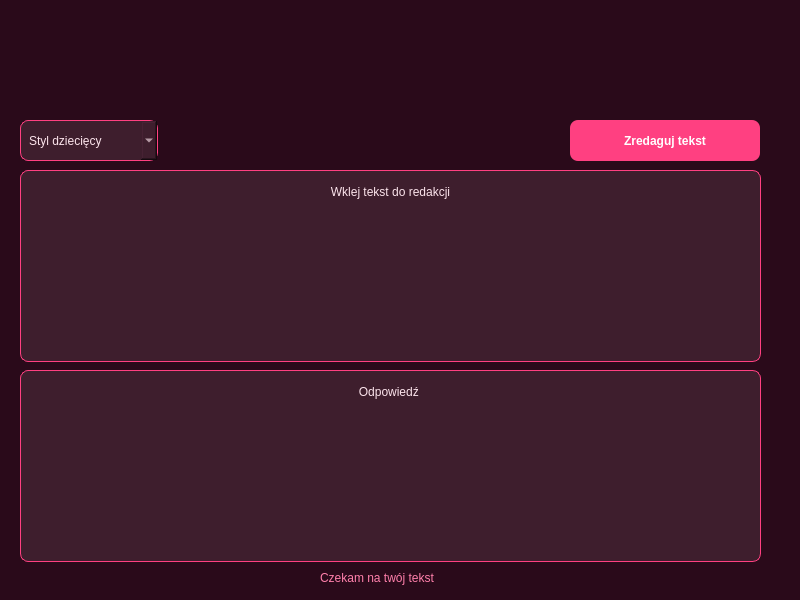
Before: the Qt Designer form src/mainwindow.ui in juliaprocek2000-png/projekt-aplikacja-tlumaczaca-material, drawn with Qt 5.
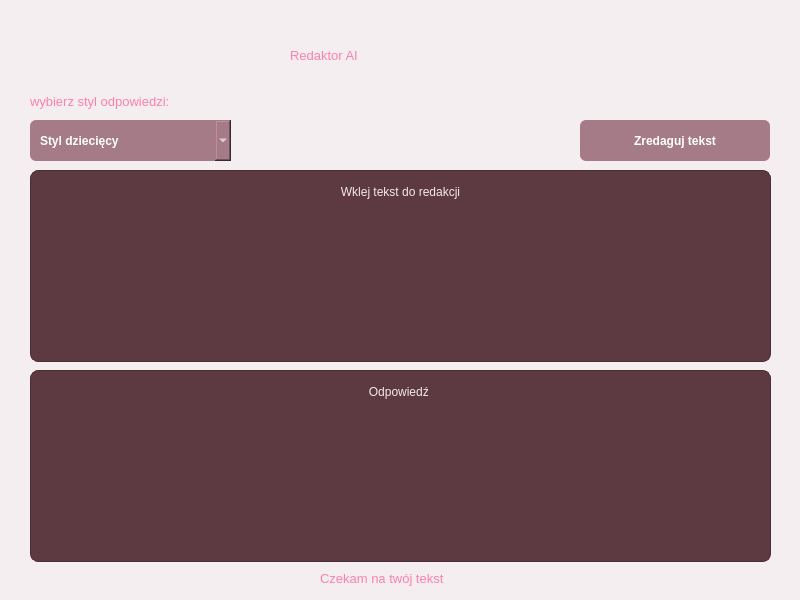
After: the same form once the commit is applied.

Diff of the .ui file:
```diff
--- a/src/mainwindow.ui
+++ b/src/mainwindow.ui
@@ -14,69 +14,55 @@
    <string>Redaktor AI - Bielik</string>
   </property>
   <property name="styleSheet">
-   <string notr="true">/* --- Styl dla głównego okna --- */
+   <string notr="true">
 QMainWindow {
-    background-color: #2a0a1a; /* Bardzo ciemny, bordowy fiolet */
-    color: #fce4ec; /* Jasny, pudrowy róż dla napisów */
+    background-color: #F4EEF0; 
 }
 
-/* --- Styl dla pól tekstowych (input/output) --- */
+
 QTextEdit {
-    background-color: #3e1e2d; /* Ciemny, nasycony różowo-bordowy */
-    color: #fce4ec; /* Jasny, pudrowy róż dla tekstu */
-    border: 1px solid #ff4081; /* Jaskrawy różowy brzeg */
+    background-color: #5D3A42;
+    color: #F2E9EB;           
+    border: 1px solid #4A2E35; 
     border-radius: 8px;
     padding: 10px;
-    selection-background-color: #e91e63; /* Intensywny różowy dla zaznaczenia */
-    selection-color: white;
+    font-size: 11pt;
 }
 
-/* --- Styl dla przycisku (Zredaguj tekst) --- */
-QPushButton {
-    background-color: #ff4081; /* Jaskrawy, nasycony różowy */
-    color: white;
+
+QPushButton, QComboBox {
+    background-color: #A67B88; 
+    color: #FFFFFF;
     border: none;
-    border-radius: 8px;
-    padding: 10px 20px;
+    border-radius: 6px;
+    padding: 10px;
     font-weight: bold;
-    min-width: 150px;
 }
 
 QPushButton:hover {
     background-color: #ff80ab; /* Jaśniejszy, pudrowy róż po najechaniu */
 }
 
-QPushButton:pressed {
-    background-color: #e91e63; /* Ciemniejszy, intensywny różowy po kliknięciu */
-}
-
-/* --- Styl dla listy rozwijanej (styleCombo) --- */
-QComboBox {
-    background-color: #3e1e2d; /* Ciemny, nasycony różowo-bordowy */
-    color: #fce4ec; /* Jasny, pudrowy róż dla tekstu */
-    border: 1px solid #ff4081; /* Jaskrawy różowy brzeg */
-    border-radius: 8px;
-    padding: 8px;
-}
-
-QComboBox QAbstractItemView {
-    background-color: #3e1e2d; /* Ciemny, nasycony różowo-bordowy dla listy */
-    color: #fce4ec; /* Jasny, pudrowy róż dla opcji */
-    selection-background-color: #e91e63; /* Intensywny różowy dla wybranej opcji */
-    selection-color: white;
-}
-
-/* --- Styl dla etykiety statusu --- */
+/* --- Labele (Napisy): Ciemny, zgaszony róż --- */
 QLabel {
-    color: #ff80ab; /* Pudrowy róż dla statusu */
+    color: #7D5A64; 
     background: transparent;
+    font-weight: bold;
+    font-size: 10pt;
+}
+
+
+QComboBox QAbstractItemView {
+    background-color: #F4EEF0;
+    selection-background-color: #A67B88;
+    color: #5D3A42;
 }</string>
   </property>
   <widget class="QWidget" name="centralwidget">
    <widget class="QPushButton" name="sendButton">
     <property name="geometry">
      <rect>
-      <x>570</x>
+      <x>580</x>
       <y>120</y>
       <width>190</width>
       <height>41</height>
@@ -89,12 +75,15 @@
    <widget class="QComboBox" name="styleCombo">
     <property name="geometry">
      <rect>
-      <x>20</x>
+      <x>30</x>
       <y>120</y>
-      <width>138</width>
+      <width>201</width>
       <height>41</height>
      </rect>
     </property>
+    <property name="styleSheet">
+     <string notr="true"/>
+    </property>
     <item>
      <property name="text">
       <string>Styl dziecięcy</string>
@@ -120,6 +109,15 @@
       <height>16</height>
      </rect>
     </property>
+    <property name="styleSheet">
+     <string notr="true">color: rgb(255, 128, 171); 
+
+
+
+
+font-weight: 300;
+font: 900 11pt &quot;Arial Black&quot;;</string>
+    </property>
     <property name="text">
      <string>Czekam na twój tekst</string>
     </property>
@@ -127,7 +125,7 @@
    <widget class="QTextEdit" name="inputEdit">
     <property name="geometry">
      <rect>
-      <x>20</x>
+      <x>30</x>
       <y>170</y>
       <width>741</width>
       <height>192</height>
@@ -140,14 +138,14 @@
 hr { height: 1px; border-width: 0; }
 li.unchecked::marker { content: &quot;\2610&quot;; }
 li.checked::marker { content: &quot;\2612&quot;; }
-&lt;/style&gt;&lt;/head&gt;&lt;body style=&quot; font-family:'Segoe UI'; font-size:9pt; font-weight:400; font-style:normal;&quot;&gt;
-&lt;p align=&quot;center&quot; style=&quot; margin-top:0px; margin-bottom:0px; margin-left:0px; margin-right:0px; -qt-block-indent:0; text-indent:0px;&quot;&gt;Wklej tekst do redakcji&lt;/p&gt;&lt;/body&gt;&lt;/html&gt;</string>
+&lt;/style&gt;&lt;/head&gt;&lt;body style=&quot; font-family:'Segoe UI'; font-size:11pt; font-weight:400; font-style:normal;&quot;&gt;
+&lt;p align=&quot;center&quot; style=&quot; margin-top:0px; margin-bottom:0px; margin-left:0px; margin-right:0px; -qt-block-indent:0; text-indent:0px;&quot;&gt;&lt;span style=&quot; font-size:9pt;&quot;&gt;Wklej tekst do redakcji&lt;/span&gt;&lt;/p&gt;&lt;/body&gt;&lt;/html&gt;</string>
     </property>
    </widget>
    <widget class="QTextEdit" name="outputEdit">
     <property name="geometry">
      <rect>
-      <x>20</x>
+      <x>30</x>
       <y>370</y>
       <width>741</width>
       <height>192</height>
@@ -160,8 +158,48 @@
 hr { height: 1px; border-width: 0; }
 li.unchecked::marker { content: &quot;\2610&quot;; }
 li.checked::marker { content: &quot;\2612&quot;; }
-&lt;/style&gt;&lt;/head&gt;&lt;body style=&quot; font-family:'Segoe UI'; font-size:9pt; font-weight:400; font-style:normal;&quot;&gt;
-&lt;p align=&quot;center&quot; style=&quot; margin-top:0px; margin-bottom:0px; margin-left:0px; margin-right:0px; -qt-block-indent:0; text-indent:0px;&quot;&gt;Odpowiedź &lt;/p&gt;&lt;/body&gt;&lt;/html&gt;</string>
+&lt;/style&gt;&lt;/head&gt;&lt;body style=&quot; font-family:'Segoe UI'; font-size:11pt; font-weight:400; font-style:normal;&quot;&gt;
+&lt;p align=&quot;center&quot; style=&quot; margin-top:0px; margin-bottom:0px; margin-left:0px; margin-right:0px; -qt-block-indent:0; text-indent:0px;&quot;&gt;&lt;span style=&quot; font-size:9pt;&quot;&gt;Odpowiedź &lt;/span&gt;&lt;/p&gt;&lt;/body&gt;&lt;/html&gt;</string>
+    </property>
+   </widget>
+   <widget class="QLabel" name="label">
+    <property name="geometry">
+     <rect>
+      <x>290</x>
+      <y>20</y>
+      <width>311</width>
+      <height>71</height>
+     </rect>
+    </property>
+    <property name="styleSheet">
+     <string notr="true">color: rgb(255, 128, 171); 
+
+
+
+font: 48pt &quot;Gabriola&quot;;
+font-weight: 300;</string>
+    </property>
+    <property name="text">
+     <string>Redaktor AI</string>
+    </property>
+   </widget>
+   <widget class="QLabel" name="label_2">
+    <property name="geometry">
+     <rect>
+      <x>30</x>
+      <y>91</y>
+      <width>241</width>
+      <height>20</height>
+     </rect>
+    </property>
+    <property name="styleSheet">
+     <string notr="true">color: rgb(255, 128, 171); 
+font: 900 11pt &quot;Arial Black&quot;;
+
+font-weight: 300;</string>
+    </property>
+    <property name="text">
+     <string>wybierz styl odpowiedzi:</string>
     </property>
    </widget>
   </widget>
```
Left out of the diff: 2 changed lines with no effect on the pictures.
